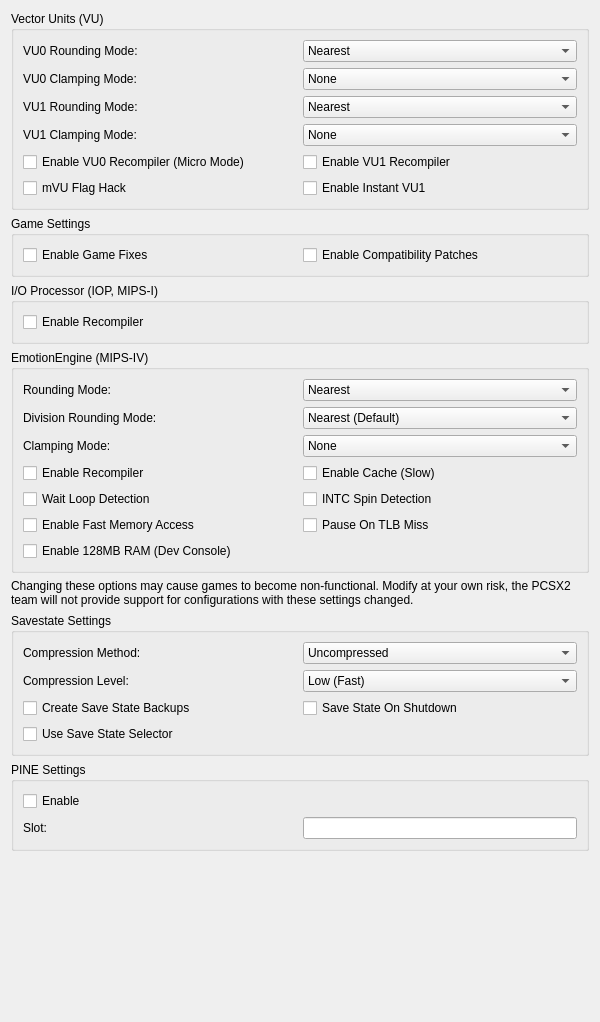
PCSX2/pcsx2, file pcsx2-qt/Settings/AdvancedSettingsWidget.ui: the form before one commit.
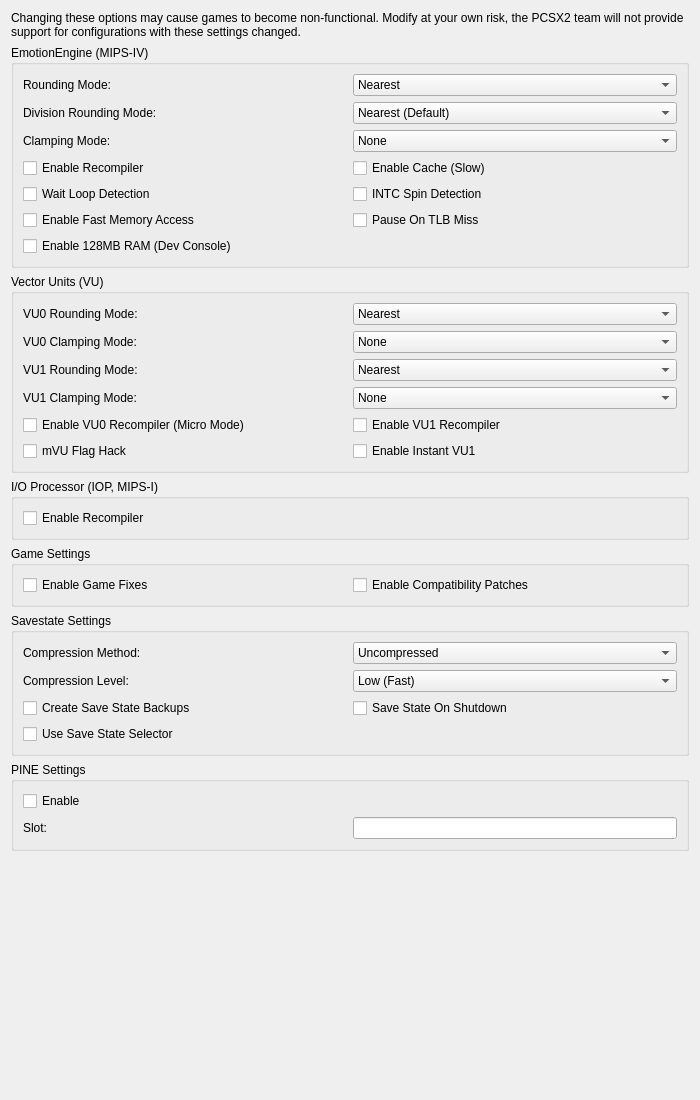
The form after the commit.

Commit message: Qt: Fix various settings window layout issues

Diff of the .ui file:
```diff
--- a/pcsx2-qt/Settings/AdvancedSettingsWidget.ui
+++ b/pcsx2-qt/Settings/AdvancedSettingsWidget.ui
@@ -6,213 +6,19 @@
    <rect>
     <x>0</x>
     <y>0</y>
-    <width>600</width>
-    <height>1022</height>
+    <width>700</width>
+    <height>1100</height>
    </rect>
   </property>
   <layout class="QVBoxLayout" name="_2">
    <item>
-    <widget class="QGroupBox" name="vuSettings">
-     <property name="title">
-      <string extracomment="Vector Unit/VU: refers to two of PS2's processors. Do not translate the full text or do so as a comment. Leave the acronym as-is.">Vector Units (VU)</string>
+    <widget class="QLabel" name="disclaimerLabel">
+     <property name="text">
+      <string>Changing these options may cause games to become non-functional. Modify at your own risk, the PCSX2 team will not provide support for configurations with these settings changed.</string>
      </property>
-     <layout class="QGridLayout" name="gridLayout_3">
-      <item row="2" column="0">
-       <widget class="QLabel" name="vu1RoundingLabel">
-        <property name="text">
-         <string>VU1 Rounding Mode:</string>
-        </property>
-       </widget>
-      </item>
-      <item row="0" column="1">
-       <widget class="QComboBox" name="vu0RoundingMode">
-        <item>
-         <property name="text">
-          <string>Nearest</string>
-         </property>
-        </item>
-        <item>
-         <property name="text">
-          <string>Negative</string>
-         </property>
-        </item>
-        <item>
-         <property name="text">
-          <string>Positive</string>
-         </property>
-        </item>
-        <item>
-         <property name="text">
-          <string>Chop/Zero (Default)</string>
-         </property>
-        </item>
-       </widget>
-      </item>
-      <item row="4" column="0" colspan="2">
-       <layout class="QGridLayout" name="vuSettingsLayout">
-        <item row="1" column="0">
-         <widget class="QCheckBox" name="vuFlagHack">
-          <property name="text">
-           <string>mVU Flag Hack</string>
-          </property>
-         </widget>
-        </item>
-        <item row="0" column="1">
-         <widget class="QCheckBox" name="vu1Recompiler">
-          <property name="text">
-           <string>Enable VU1 Recompiler</string>
-          </property>
-         </widget>
-        </item>
-        <item row="0" column="0">
-         <widget class="QCheckBox" name="vu0Recompiler">
-          <property name="text">
-           <string>Enable VU0 Recompiler (Micro Mode)</string>
-          </property>
-         </widget>
-        </item>
-        <item row="1" column="1">
-         <widget class="QCheckBox" name="instantVU1">
-          <property name="text">
-           <string>Enable Instant VU1</string>
-          </property>
-         </widget>
-        </item>
-       </layout>
-      </item>
-      <item row="1" column="1">
-       <widget class="QComboBox" name="vu0ClampMode">
-        <item>
-         <property name="text">
-          <string>None</string>
-         </property>
-        </item>
-        <item>
-         <property name="text">
-          <string>Normal (Default)</string>
-         </property>
-        </item>
-        <item>
-         <property name="text">
-          <string>Extra</string>
-         </property>
-        </item>
-        <item>
-         <property name="text">
-          <string>Extra + Preserve Sign</string>
-         </property>
-        </item>
-       </widget>
-      </item>
-      <item row="1" column="0">
-       <widget class="QLabel" name="vu0ClampLabel">
-        <property name="text">
-         <string>VU0 Clamping Mode:</string>
-        </property>
-       </widget>
-      </item>
-      <item row="0" column="0">
-       <widget class="QLabel" name="vu0RoundingLabel">
-        <property name="text">
-         <string>VU0 Rounding Mode:</string>
-        </property>
-       </widget>
-      </item>
-      <item row="3" column="0">
-       <widget class="QLabel" name="vu1ClampLabel">
-        <property name="text">
-         <string>VU1 Clamping Mode:</string>
-        </property>
-       </widget>
-      </item>
-      <item row="2" column="1">
-       <widget class="QComboBox" name="vu1RoundingMode">
-        <item>
-         <property name="text">
-          <string>Nearest</string>
-         </property>
-        </item>
-        <item>
-         <property name="text">
-          <string>Negative</string>
-         </property>
-        </item>
-        <item>
-         <property name="text">
-          <string>Positive</string>
-         </property>
-        </item>
-        <item>
-         <property name="text">
-          <string>Chop/Zero (Default)</string>
-         </property>
-        </item>
-       </widget>
-      </item>
-      <item row="3" column="1">
-       <widget class="QComboBox" name="vu1ClampMode">
-        <item>
-         <property name="text">
-          <string>None</string>
-         </property>
-        </item>
-        <item>
-         <property name="text">
-          <string>Normal (Default)</string>
-         </property>
-        </item>
-        <item>
-         <property name="text">
-          <string>Extra</string>
-         </property>
-        </item>
-        <item>
-         <property name="text">
-          <string>Extra + Preserve Sign</string>
-         </property>
-        </item>
-       </widget>
-      </item>
-     </layout>
-    </widget>
-   </item>
-   <item>
-    <widget class="QGroupBox" name="gameSettings">
-     <property name="title">
-      <string>Game Settings</string>
+     <property name="wordWrap">
+      <bool>true</bool>
      </property>
-     <layout class="QGridLayout" name="gridLayout">
-      <item row="0" column="0">
-       <widget class="QCheckBox" name="gameFixes">
-        <property name="text">
-         <string>Enable Game Fixes</string>
-        </property>
-       </widget>
-      </item>
-      <item row="0" column="1">
-       <widget class="QCheckBox" name="patches">
-        <property name="text">
-         <string>Enable Compatibility Patches</string>
-        </property>
-       </widget>
-      </item>
-     </layout>
-    </widget>
-   </item>
-   <item>
-    <widget class="QGroupBox" name="iopSettings">
-     <property name="title">
-      <string>I/O Processor (IOP, MIPS-I)</string>
-     </property>
-     <layout class="QGridLayout" name="gridLayout_2">
-      <item row="0" column="0">
-       <widget class="QCheckBox" name="iopRecompiler">
-        <property name="text">
-         <string>Enable Recompiler</string>
-        </property>
-       </widget>
-      </item>
-     </layout>
     </widget>
    </item>
    <item>
@@ -371,13 +177,207 @@
     </widget>
    </item>
    <item>
-    <widget class="QLabel" name="disclaimerLabel">
-     <property name="text">
-      <string>Changing these options may cause games to become non-functional. Modify at your own risk, the PCSX2 team will not provide support for configurations with these settings changed.</string>
+    <widget class="QGroupBox" name="vuSettings">
+     <property name="title">
+      <string extracomment="Vector Unit/VU: refers to two of PS2's processors. Do not translate the full text or do so as a comment. Leave the acronym as-is.">Vector Units (VU)</string>
      </property>
-     <property name="wordWrap">
-      <bool>true</bool>
+     <layout class="QGridLayout" name="gridLayout_3">
+      <item row="2" column="0">
+       <widget class="QLabel" name="vu1RoundingLabel">
+        <property name="text">
+         <string>VU1 Rounding Mode:</string>
+        </property>
+       </widget>
+      </item>
+      <item row="0" column="1">
+       <widget class="QComboBox" name="vu0RoundingMode">
+        <item>
+         <property name="text">
+          <string>Nearest</string>
+         </property>
+        </item>
+        <item>
+         <property name="text">
+          <string>Negative</string>
+         </property>
+        </item>
+        <item>
+         <property name="text">
+          <string>Positive</string>
+         </property>
+        </item>
+        <item>
+         <property name="text">
+          <string>Chop/Zero (Default)</string>
+         </property>
+        </item>
+       </widget>
+      </item>
+      <item row="4" column="0" colspan="2">
+       <layout class="QGridLayout" name="vuSettingsLayout">
+        <item row="1" column="0">
+         <widget class="QCheckBox" name="vuFlagHack">
+          <property name="text">
+           <string>mVU Flag Hack</string>
+          </property>
+         </widget>
+        </item>
+        <item row="0" column="1">
+         <widget class="QCheckBox" name="vu1Recompiler">
+          <property name="text">
+           <string>Enable VU1 Recompiler</string>
+          </property>
+         </widget>
+        </item>
+        <item row="0" column="0">
+         <widget class="QCheckBox" name="vu0Recompiler">
+          <property name="text">
+           <string>Enable VU0 Recompiler (Micro Mode)</string>
+          </property>
+         </widget>
+        </item>
+        <item row="1" column="1">
+         <widget class="QCheckBox" name="instantVU1">
+          <property name="text">
+           <string>Enable Instant VU1</string>
+          </property>
+         </widget>
+        </item>
+       </layout>
+      </item>
+      <item row="1" column="1">
+       <widget class="QComboBox" name="vu0ClampMode">
+        <item>
+         <property name="text">
+          <string>None</string>
+         </property>
+        </item>
+        <item>
+         <property name="text">
+          <string>Normal (Default)</string>
+         </property>
+        </item>
+        <item>
+         <property name="text">
+          <string>Extra</string>
+         </property>
+        </item>
+        <item>
+         <property name="text">
+          <string>Extra + Preserve Sign</string>
+         </property>
+        </item>
+       </widget>
+      </item>
+      <item row="1" column="0">
+       <widget class="QLabel" name="vu0ClampLabel">
+        <property name="text">
+         <string>VU0 Clamping Mode:</string>
+        </property>
+       </widget>
+      </item>
+      <item row="0" column="0">
+       <widget class="QLabel" name="vu0RoundingLabel">
+        <property name="text">
+         <string>VU0 Rounding Mode:</string>
+        </property>
+       </widget>
+      </item>
+      <item row="3" column="0">
+       <widget class="QLabel" name="vu1ClampLabel">
+        <property name="text">
+         <string>VU1 Clamping Mode:</string>
+        </property>
+       </widget>
+      </item>
+      <item row="2" column="1">
+       <widget class="QComboBox" name="vu1RoundingMode">
+        <item>
+         <property name="text">
+          <string>Nearest</string>
+         </property>
+        </item>
+        <item>
+         <property name="text">
+          <string>Negative</string>
+         </property>
+        </item>
+        <item>
+         <property name="text">
+          <string>Positive</string>
+         </property>
+        </item>
+        <item>
+         <property name="text">
+          <string>Chop/Zero (Default)</string>
+         </property>
+        </item>
+       </widget>
+      </item>
+      <item row="3" column="1">
+       <widget class="QComboBox" name="vu1ClampMode">
+        <item>
+         <property name="text">
+          <string>None</string>
+         </property>
+        </item>
+        <item>
+         <property name="text">
+          <string>Normal (Default)</string>
+         </property>
+        </item>
+        <item>
+         <property name="text">
+          <string>Extra</string>
+         </property>
+        </item>
+        <item>
+         <property name="text">
+          <string>Extra + Preserve Sign</string>
+         </property>
+        </item>
+       </widget>
+      </item>
+     </layout>
+    </widget>
+   </item>
+   <item>
+    <widget class="QGroupBox" name="iopSettings">
+     <property name="title">
+      <string>I/O Processor (IOP, MIPS-I)</string>
      </property>
+     <layout class="QGridLayout" name="gridLayout_2">
+      <item row="0" column="0">
+       <widget class="QCheckBox" name="iopRecompiler">
+        <property name="text">
+         <string>Enable Recompiler</string>
+        </property>
+       </widget>
+      </item>
+     </layout>
+    </widget>
+   </item>
+   <item>
+    <widget class="QGroupBox" name="gameSettings">
+     <property name="title">
+      <string>Game Settings</string>
+     </property>
+     <layout class="QGridLayout" name="gridLayout">
+      <item row="0" column="0">
+       <widget class="QCheckBox" name="gameFixes">
+        <property name="text">
+         <string>Enable Game Fixes</string>
+        </property>
+       </widget>
+      </item>
+      <item row="0" column="1">
+       <widget class="QCheckBox" name="patches">
+        <property name="text">
+         <string>Enable Compatibility Patches</string>
+        </property>
+       </widget>
+      </item>
+     </layout>
     </widget>
    </item>
    <item>
@@ -519,7 +519,7 @@
      <property name="sizeHint" stdset="0">
       <size>
        <width>20</width>
-       <height>40</height>
+       <height>0</height>
       </size>
      </property>
     </spacer>
```
The commit also changes 31 other files.
